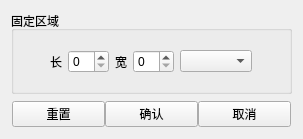
kuaidy/QScreenShot, file ui/fixedsizeform.ui: the form before one commit.
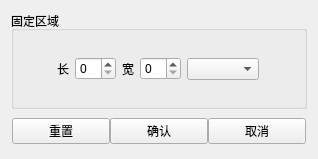
The form after the commit.

Diff of the .ui file:
```diff
--- a/ui/fixedsizeform.ui
+++ b/ui/fixedsizeform.ui
@@ -6,13 +6,16 @@
    <rect>
     <x>0</x>
     <y>0</y>
-    <width>303</width>
-    <height>131</height>
+    <width>318</width>
+    <height>159</height>
    </rect>
   </property>
   <property name="windowTitle">
    <string>Form</string>
   </property>
+  <property name="styleSheet">
+   <string notr="true"/>
+  </property>
   <layout class="QGridLayout" name="gridLayout">
    <item row="4" column="0" alignment="Qt::AlignVCenter">
     <widget class="QFrame" name="horizontalFrame">
@@ -67,6 +70,9 @@
      <property name="autoFillBackground">
       <bool>false</bool>
      </property>
+     <property name="styleSheet">
+      <string notr="true"/>
+     </property>
      <property name="title">
       <string>固定区域</string>
      </property>
```
